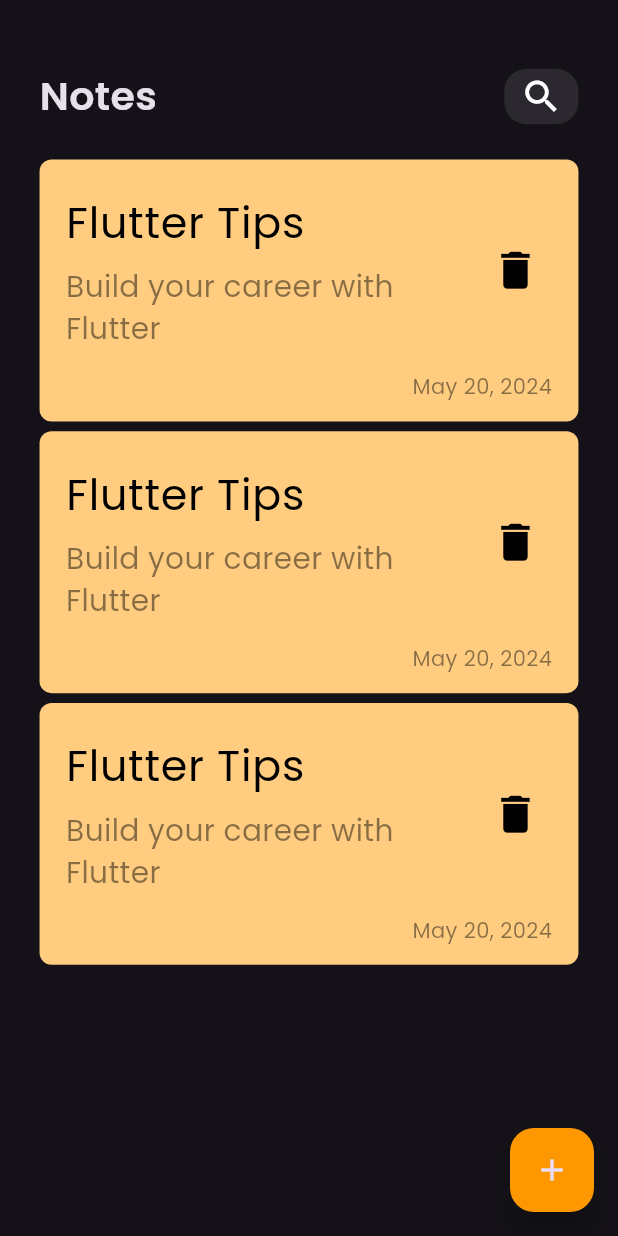
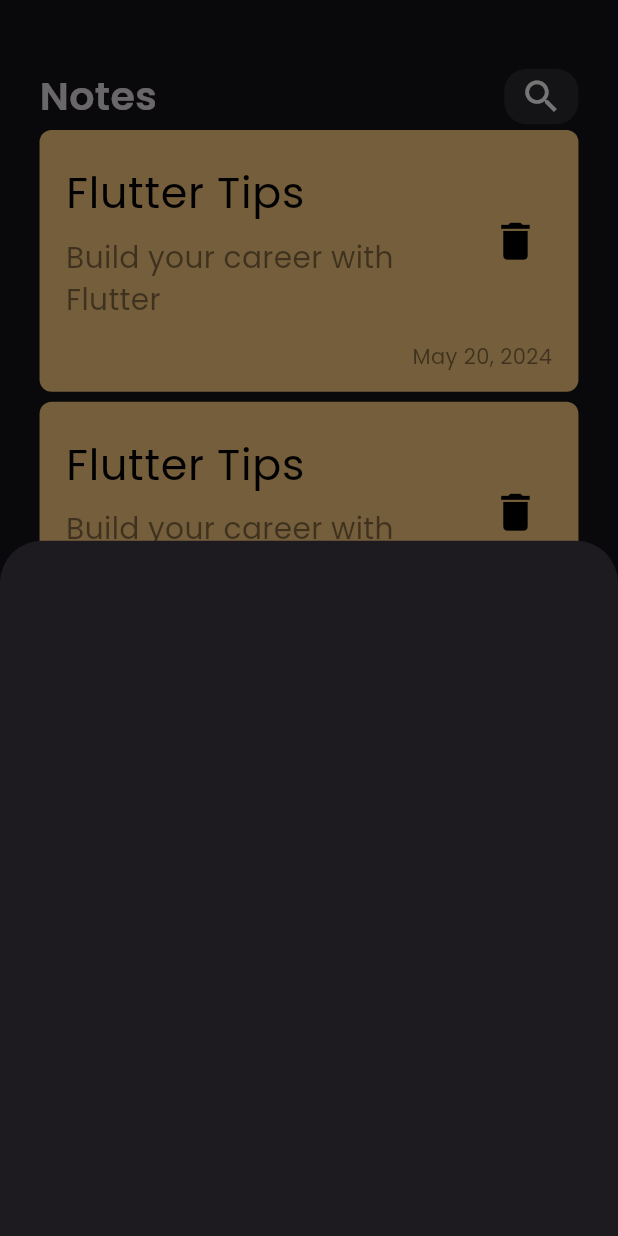
Before and after one commit to mohamedali015/Notes-App, a Flutter app: the screen it shows after launch, after a tap on the "add" icon, on a phone screen of 412 x 824 dp. Run offline on Flutter 3.47's test engine with Material 3 defaults, Android fonts, the phone set to English and light mode, and no system bars.

Commit message:
add: note bottom sheet

```diff
--- /dev/null
+++ b/lib/features/add_note/view/add_note_bottom_sheet.dart
@@ -0,0 +1,10 @@
+import 'package:flutter/material.dart';
+
+class AddNoteBottomSheet extends StatelessWidget {
+  const AddNoteBottomSheet({super.key});
+
+  @override
+  Widget build(BuildContext context) {
+    return Container();
+  }
+}
--- a/lib/features/home/view/notes_view.dart
+++ b/lib/features/home/view/notes_view.dart
@@ -1,6 +1,7 @@
 import 'package:flutter/material.dart';
 import 'package:notes/core/utils/app_colors.dart';
 
+import '../../add_note/view/add_note_bottom_sheet.dart';
 import 'widgets/notes_view_body.dart';
 
 class NotesView extends StatelessWidget {
@@ -11,7 +12,14 @@
     return Scaffold(
       body: NotesViewBody(),
       floatingActionButton: FloatingActionButton(
-        onPressed: () {},
+        onPressed: () {
+          showModalBottomSheet(
+            context: context,
+            builder: (context) {
+              return AddNoteBottomSheet();
+            },
+          );
+        },
         backgroundColor: AppColors.yellow,
         child: const Icon(Icons.add),
       ),
--- a/lib/features/home/view/widgets/notes_view_body.dart
+++ b/lib/features/home/view/widgets/notes_view_body.dart
@@ -16,9 +16,6 @@
             height: MyResponsive.height(context, value: 55),
           ),
           CustomAppBar(),
-          SizedBox(
-            height: MyResponsive.height(context, value: 24),
-          ),
           Expanded(child: NotesListView()),
         ],
       ),
```
